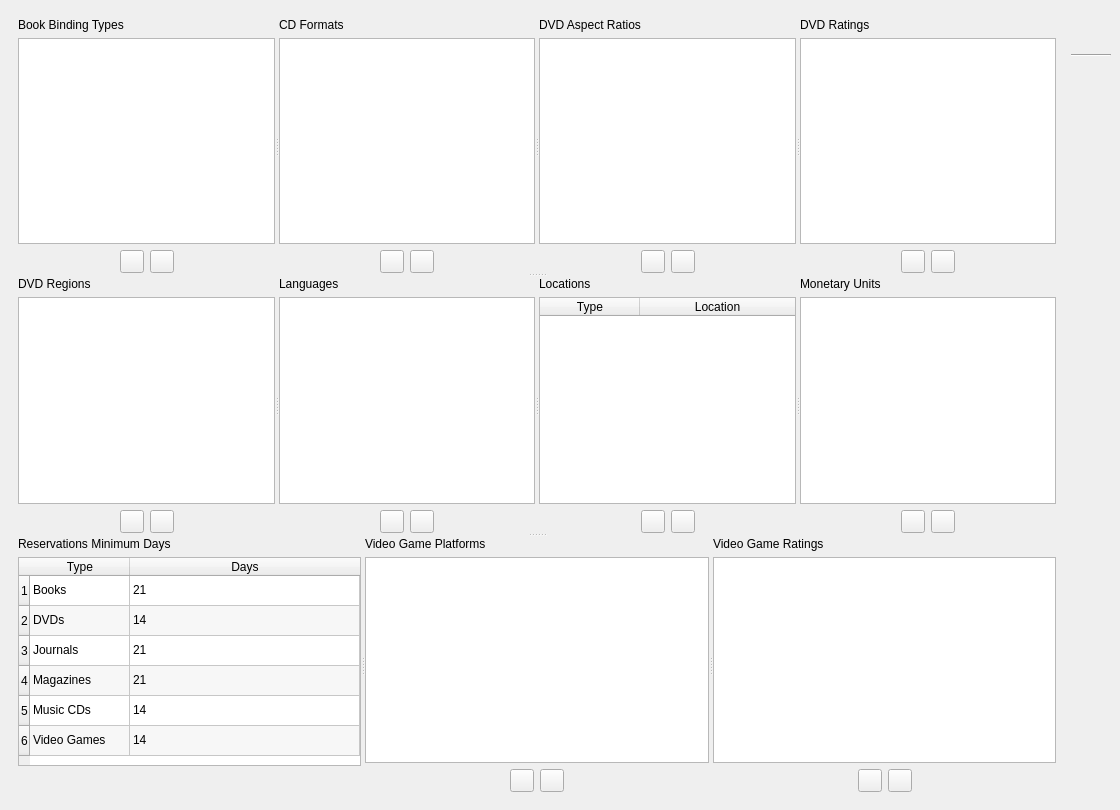
Above: UI/biblioteq_dbenumerations.ui from textbrowser/biblioteq before the change. Below: the same form after it.
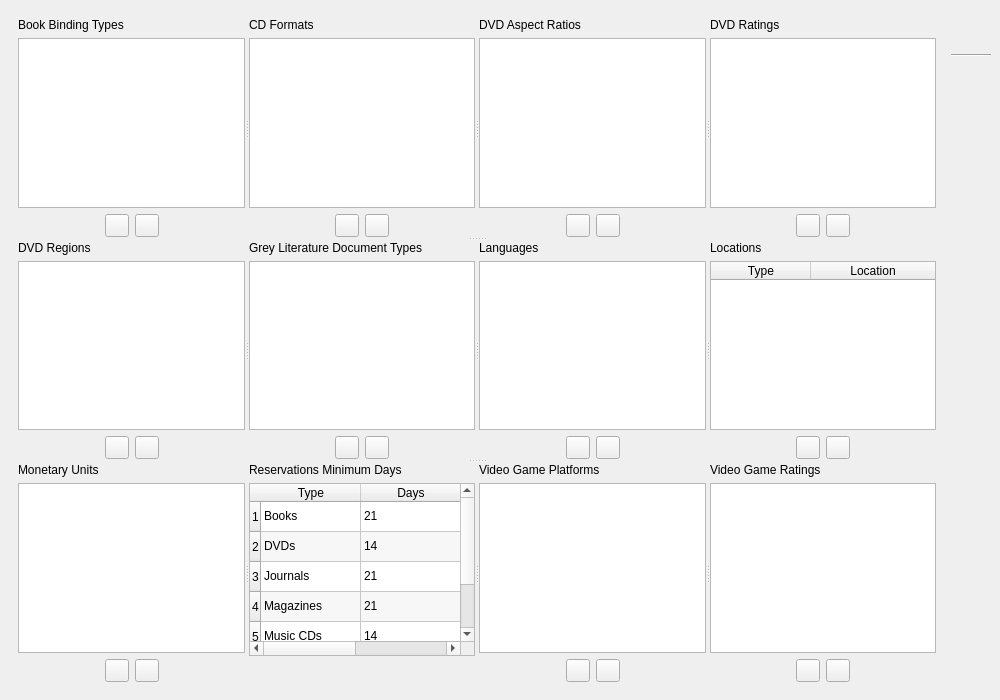
That is the form after the change. Icons and pictures are not drawn.

```diff
--- a/UI/biblioteq_dbenumerations.ui
+++ b/UI/biblioteq_dbenumerations.ui
@@ -6,8 +6,8 @@
    <rect>
     <x>0</x>
     <y>0</y>
-    <width>1120</width>
-    <height>810</height>
+    <width>1000</width>
+    <height>700</height>
    </rect>
   </property>
   <property name="windowTitle">
@@ -21,7 +21,7 @@
    <layout class="QHBoxLayout">
     <item>
      <widget class="QFrame" name="frame">
-      <layout class="QHBoxLayout" name="horizontalLayout_8">
+      <layout class="QHBoxLayout" name="horizontalLayout_9">
        <item>
         <widget class="QSplitter" name="splitter_4">
          <property name="orientation">
@@ -461,6 +461,91 @@
             </item>
            </layout>
           </widget>
+          <widget class="QWidget" name="layoutWidget_12">
+           <layout class="QVBoxLayout" name="verticalLayout_8">
+            <item>
+             <widget class="QLabel" name="label_8">
+              <property name="text">
+               <string>Grey Literature Document Types</string>
+              </property>
+             </widget>
+            </item>
+            <item>
+             <widget class="QListWidget" name="greyLiteratureTypes">
+              <property name="tabKeyNavigation">
+               <bool>true</bool>
+              </property>
+              <property name="alternatingRowColors">
+               <bool>true</bool>
+              </property>
+             </widget>
+            </item>
+            <item>
+             <layout class="QHBoxLayout" name="horizontalLayout_8">
+              <item>
+               <spacer name="horizontalSpacer_15">
+                <property name="orientation">
+                 <enum>Qt::Horizontal</enum>
+                </property>
+                <property name="sizeHint" stdset="0">
+                 <size>
+                  <width>40</width>
+                  <height>20</height>
+                 </size>
+                </property>
+               </spacer>
+              </item>
+              <item>
+               <widget class="QToolButton" name="addGreyLiteratureType">
+                <property name="toolTip">
+                 <string>Add</string>
+                </property>
+                <property name="icon">
+                 <iconset resource="../Icons/icons.qrc">
+                  <normaloff>:/16x16/add.png</normaloff>:/16x16/add.png</iconset>
+                </property>
+                <property name="iconSize">
+                 <size>
+                  <width>16</width>
+                  <height>16</height>
+                 </size>
+                </property>
+               </widget>
+              </item>
+              <item>
+               <widget class="QToolButton" name="removeGreyLiteratureType">
+                <property name="toolTip">
+                 <string>Remove</string>
+                </property>
+                <property name="icon">
+                 <iconset resource="../Icons/icons.qrc">
+                  <normaloff>:/16x16/eraser.png</normaloff>:/16x16/eraser.png</iconset>
+                </property>
+                <property name="iconSize">
+                 <size>
+                  <width>16</width>
+                  <height>16</height>
+                 </size>
+                </property>
+               </widget>
+              </item>
+              <item>
+               <spacer name="horizontalSpacer_16">
+                <property name="orientation">
+                 <enum>Qt::Horizontal</enum>
+                </property>
+                <property name="sizeHint" stdset="0">
+                 <size>
+                  <width>40</width>
+                  <height>20</height>
+                 </size>
+                </property>
+               </spacer>
+              </item>
+             </layout>
+            </item>
+           </layout>
+          </widget>
           <widget class="QWidget" name="layoutWidget_5">
            <layout class="QVBoxLayout" name="verticalLayout_2">
             <item>
@@ -641,6 +726,11 @@
             </item>
            </layout>
           </widget>
+         </widget>
+         <widget class="QSplitter" name="splitter_3">
+          <property name="orientation">
+           <enum>Qt::Horizontal</enum>
+          </property>
           <widget class="QWidget" name="layoutWidget_7">
            <layout class="QVBoxLayout" name="verticalLayout_3">
             <item>
@@ -726,11 +816,6 @@
             </item>
            </layout>
           </widget>
-         </widget>
-         <widget class="QSplitter" name="splitter_3">
-          <property name="orientation">
-           <enum>Qt::Horizontal</enum>
-          </property>
           <widget class="QWidget" name="layoutWidget_8">
            <layout class="QVBoxLayout" name="verticalLayout_14">
             <item>
```
Left out of the diff: 43 changed lines with no effect on the pictures.
